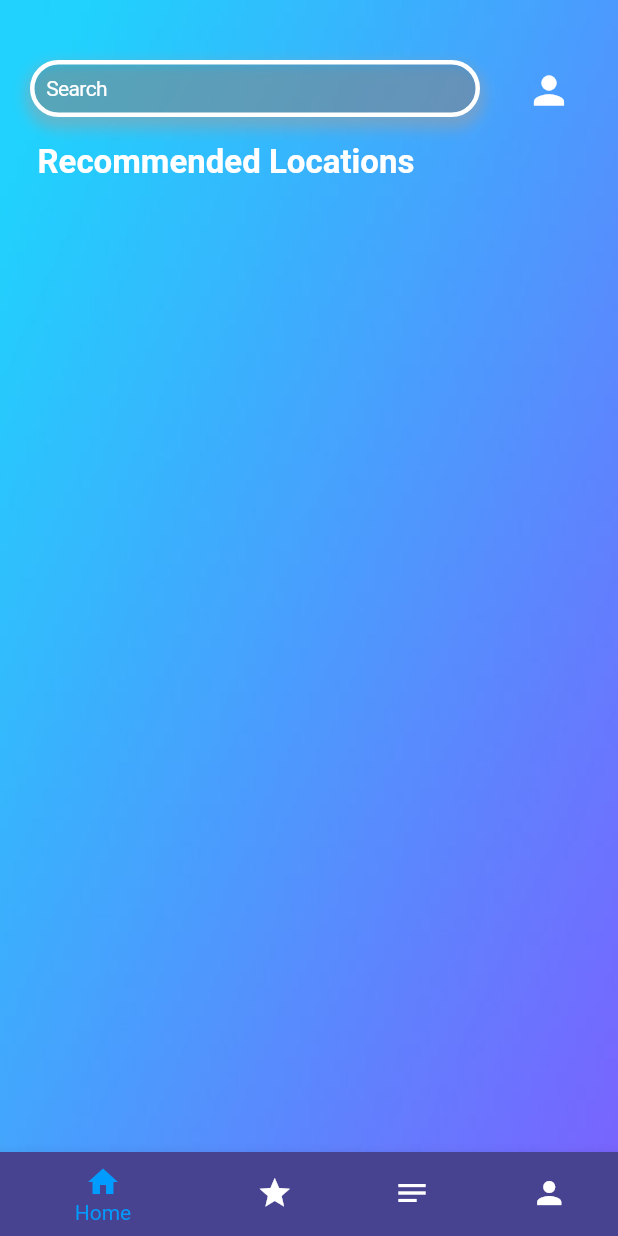
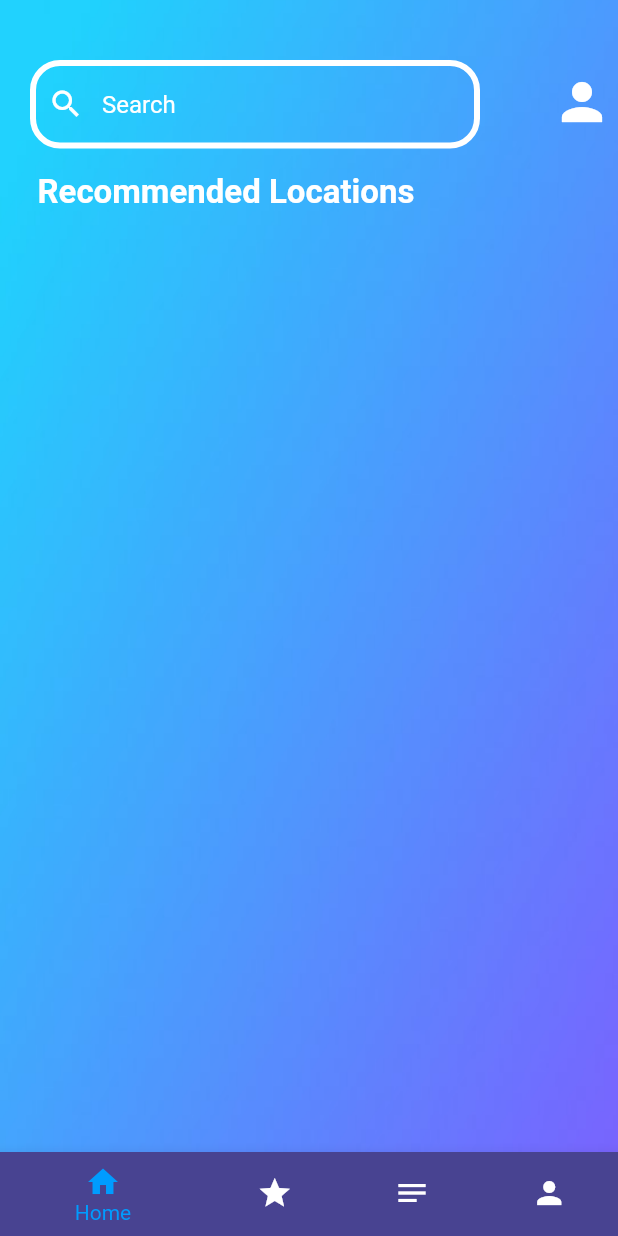
Before and after one commit to ratulsarker/LocateIT_s, a Flutter app: the screen it shows after launch, on a phone screen of 412 x 824 dp. Run offline on Flutter 3.47's test engine with Material 2 defaults, Android fonts, the phone set to English and light mode, and no system bars; our stand-ins replace flutter_dotenv; missing offline and left inert: google_place.

Commit message:
fixed search bar and added autocomplete

```diff
--- a/lib/app/search.dart
+++ b/lib/app/search.dart
@@ -1,11 +1,19 @@
 class Search {
+  String result = "";
+  List<String> destinations = [
+    'Toronto',
+    'Vancouver',
+    'Montreal',
+    'Edmonton',
+    'Ottawa'
+  ];
 
-  String location = "";
-
-  // Constructor
-  Search(String location) {
-    this.location = location;
+  void setLocation() {
+    this.result = result;
   }
 
-
+  // Will get the various locations from
+  String locations() {
+    return result;
+  }
 }
--- a/lib/ui/home_page/body_home.dart
+++ b/lib/ui/home_page/body_home.dart
@@ -1,5 +1,6 @@
 import 'package:flutter/cupertino.dart';
 import 'package:flutter/material.dart';
+import 'package:locate_it/app/search.dart';
 import '../profile_page/profile_page.dart';
 
 class BodyHome extends StatefulWidget {
@@ -10,20 +11,25 @@ class BodyHome extends StatefulWidget {
 }
 
 class _BodyHome extends State<BodyHome> {
+  Search searchLocation = Search();
+
+  @override
+  void initState() {
+    // TODO: implement initState
+    super.initState();
+  }
+
   @override
   Widget build(BuildContext context) {
-    return SingleChildScrollView(
-      child: Stack(children: <Widget>[
+    return Stack(children: <Widget>[
       // Profile Icon
       Container(
-          padding: const EdgeInsets.only(left: 342, top: 36),
+        padding: const EdgeInsets.only(left: 360, top: 40),
         child: IconButton(
-            iconSize: 30,
+          iconSize: 40,
           onPressed: () {
-              Navigator.push(
-                  context,
-                  MaterialPageRoute(
-                      builder: ((context) => const ProfilePage())));
+            Navigator.push(context,
+                MaterialPageRoute(builder: ((context) => const ProfilePage())));
           },
           icon: const Icon(Icons.person),
           color: Colors.white,
@@ -34,39 +40,55 @@ class _BodyHome extends State<BodyHome> {
         width: 350,
         padding: const EdgeInsets.fromLTRB(20, 40, 30, 0),
         alignment: Alignment.topLeft,
-          child: CupertinoTextField(
-              padding: const EdgeInsets.all(8),
-              placeholder: 'Search',
-              placeholderStyle: const TextStyle(color: Colors.white),
-              style: const TextStyle(color: Colors.white, fontSize: 14),
-              decoration: BoxDecoration(
-                boxShadow: [
-                  BoxShadow(
-                      color: Colors.grey.withOpacity(0.5),
-                      offset: const Offset(0, 5),
-                      blurRadius: 7,
-                      spreadRadius: 3)
+        child: Column(
+          children: [
+            Autocomplete(optionsBuilder: (TextEditingValue textEditingValue) {
+              if (textEditingValue.text.isEmpty) {
+                return const Iterable<String>.empty();
+              } else {
+                return searchLocation.destinations.where((word) => word
+                    .toLowerCase()
+                    .contains(textEditingValue.text.toLowerCase()));
+              }
+            }, fieldViewBuilder:
+                (context, textEditingController, focusNode, onFieldSubmitted) {
+              return TextField(
+                controller: textEditingController,
+                focusNode: focusNode,
+                onEditingComplete: onFieldSubmitted,
+                cursorColor: Colors.white,
+                style: const TextStyle(color: Colors.white),
+                decoration: InputDecoration(
+                prefixIcon: const Icon(
+                  Icons.search,
+                  color: Colors.white,
+                ),
+                prefixIconColor: Colors.white,
+                hintText: "Search",
+                hintStyle: const TextStyle(color: Colors.white),
+                focusedBorder: OutlineInputBorder(
+                    borderSide:
+                        const BorderSide(color: Colors.white, width: 4.0),
+                    borderRadius: BorderRadius.circular(20)),
+                enabledBorder: OutlineInputBorder(
+                    borderSide:
+                        const BorderSide(color: Colors.white, width: 4.0),
+                    borderRadius: BorderRadius.circular(20)),
+              ),
+              );
+            }),
           ],
-                color: const Color.fromRGBO(0, 0, 0, 0.1),
-                border: Border.all(color: Colors.white, width: 3),
-                borderRadius: BorderRadius.circular(20),
         ),
-              cursorColor: Colors.white,
-              onSubmitted: (value) =>
-                  print('Submitted $value')), // Need to do this page route
+        // Need to do this page route
       ),
       // Text
-        // Need to put shadow behind text
       Container(
-            padding: const EdgeInsets.fromLTRB(25, 95, 0, 0),
+          padding: const EdgeInsets.fromLTRB(25, 115, 0, 0),
           child: const Text(
             "Recommended Locations",
             style: TextStyle(
-                  color: Colors.white,
-                  fontSize: 22,
-                  fontWeight: FontWeight.bold),
+                color: Colors.white, fontSize: 22, fontWeight: FontWeight.bold),
           )),
-      ]),
-    );
+    ]);
   }
 }
```
Also changed, not shown: lib/api_test.dart (line endings or trailing spaces). Lines whose indentation alone changed are shown as unchanged.
